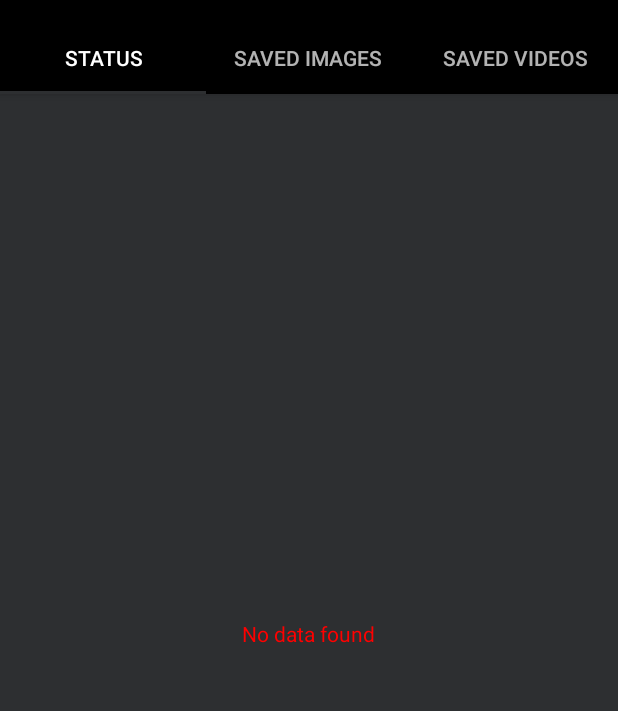
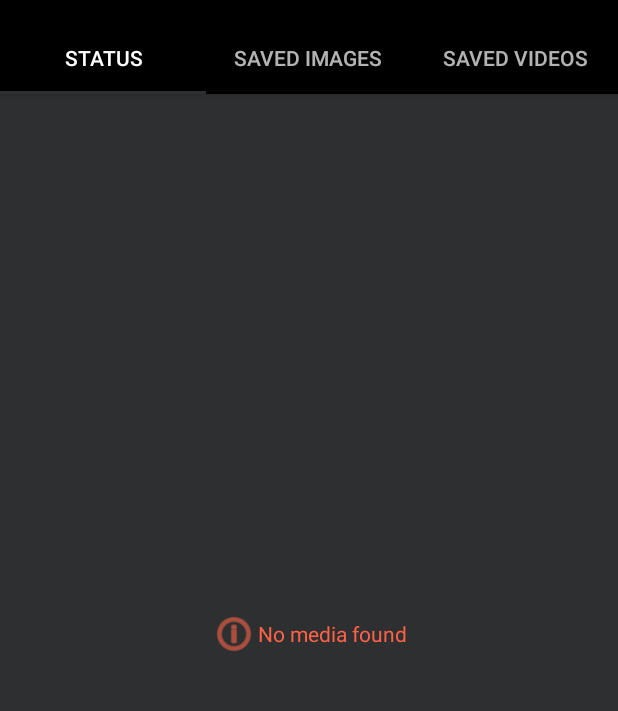
Before and after one commit to xeeshansami/WAstatussaver, an Android app: the StatusFragment screen opened directly, with no data from a screen before it, on a phone screen of 412 x 824 dp, the part 62-773 px from its top. Run offline under Robolectric (Android 15) with nearby library versions, the phone set to English and light mode, and no system bars; our stand-ins replace sdp/ssp sizes.

```diff
--- a/app/src/main/res/layout/fragment_saved_media.xml
+++ b/app/src/main/res/layout/fragment_saved_media.xml
@@ -16,7 +16,10 @@
     <TextView
         android:id="@+id/no_data_found_tv"
         android:visibility="gone"
-        android:textColor="@color/Red"
+        android:textColor="@color/Tomato"
+        android:drawableTint="@color/Tomato"
+        android:gravity="center_vertical"
+        android:drawableLeft="@android:drawable/ic_menu_info_details"
         android:text="@string/no_data_found"
         android:layout_gravity="center_horizontal|center_vertical"
         android:layout_width="wrap_content"
--- a/app/src/main/res/layout/fragment_status.xml
+++ b/app/src/main/res/layout/fragment_status.xml
@@ -1,27 +1,30 @@
 <?xml version="1.0" encoding="utf-8"?>
 <FrameLayout xmlns:android="http://schemas.android.com/apk/res/android"
+    xmlns:app="http://schemas.android.com/apk/res-auto"
     xmlns:tools="http://schemas.android.com/tools"
     android:layout_width="match_parent"
     android:layout_height="match_parent"
-    xmlns:app="http://schemas.android.com/apk/res-auto"
     android:background="@color/colorPrimary"
     tools:context=".fragments.StatusFragment">
 
     <androidx.recyclerview.widget.RecyclerView
-        android:scrollbars="vertical"
-        android:scrollbarThumbVertical="@android:color/darker_gray"
-        android:scrollbarSize="@dimen/_1ssp"
         android:id="@+id/status_rv"
         android:layout_width="match_parent"
-        android:layout_height="match_parent">
-    </androidx.recyclerview.widget.RecyclerView>
+        android:layout_height="match_parent"
+        android:scrollbarSize="@dimen/_1ssp"
+        android:scrollbarThumbVertical="@android:color/darker_gray"
+        android:scrollbars="vertical"></androidx.recyclerview.widget.RecyclerView>
+
     <TextView
         android:id="@+id/no_data_found_tv"
-        android:visibility="gone"
-        android:textColor="@color/Red"
+        android:layout_width="wrap_content"
+        android:layout_height="wrap_content"
+        android:layout_gravity="center_horizontal|center_vertical"
+        android:drawableLeft="@android:drawable/ic_menu_info_details"
+        android:drawableTint="@color/Tomato"
+        android:gravity="center_vertical"
         android:text="@string/no_data_found"
-        android:layout_gravity="center_horizontal|center_vertical"
-        android:layout_width="wrap_content"
-        android:layout_height="wrap_content"></TextView>
+        android:textColor="@color/Tomato"
+        android:visibility="gone"></TextView>
 
 </FrameLayout>
--- a/app/src/main/res/values/styles.xml
+++ b/app/src/main/res/values/styles.xml
@@ -16,5 +16,11 @@
     <style name="AppTheme.AppBarOverlay" parent="ThemeOverlay.AppCompat.Dark.ActionBar" />
 
     <style name="AppTheme.PopupOverlay" parent="ThemeOverlay.AppCompat.Light" />
+    <style name="BottomNavigationView" parent="@style/TextAppearance.AppCompat.Caption">
+        <item name="android:textSize">10sp</item>
+    </style>
 
+    <style name="BottomNavigationView.Active" parent="@style/TextAppearance.AppCompat.Caption">
+        <item name="android:textSize">11sp</item>
+    </style>
 </resources>
```
Also changed, not shown: app/src/main/AndroidManifest.xml (+8 -4 lines), app/src/main/res/drawable/circle_img.xml (added, +12 -0 lines), app/src/main/res/layout/fragment_main.xml (deleted, +0 -21 lines), app/src/main/res/values/arrays.xml (added, +12 -0 lines), app/src/main/res/values/strings.xml (+17 -1 lines).
